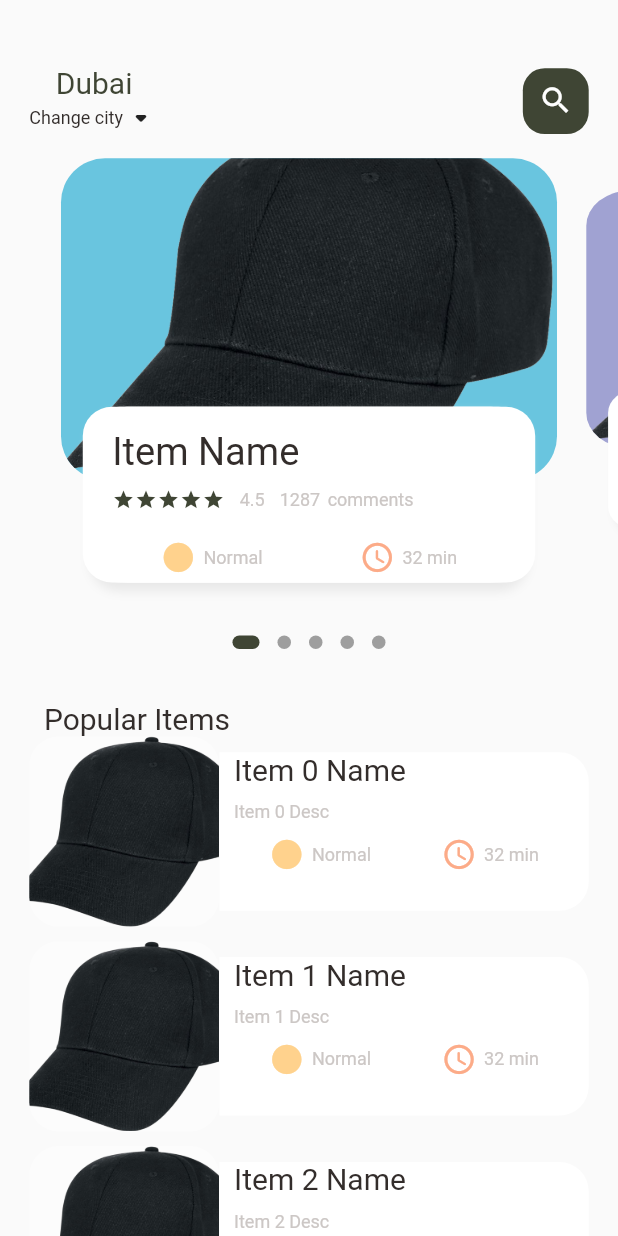
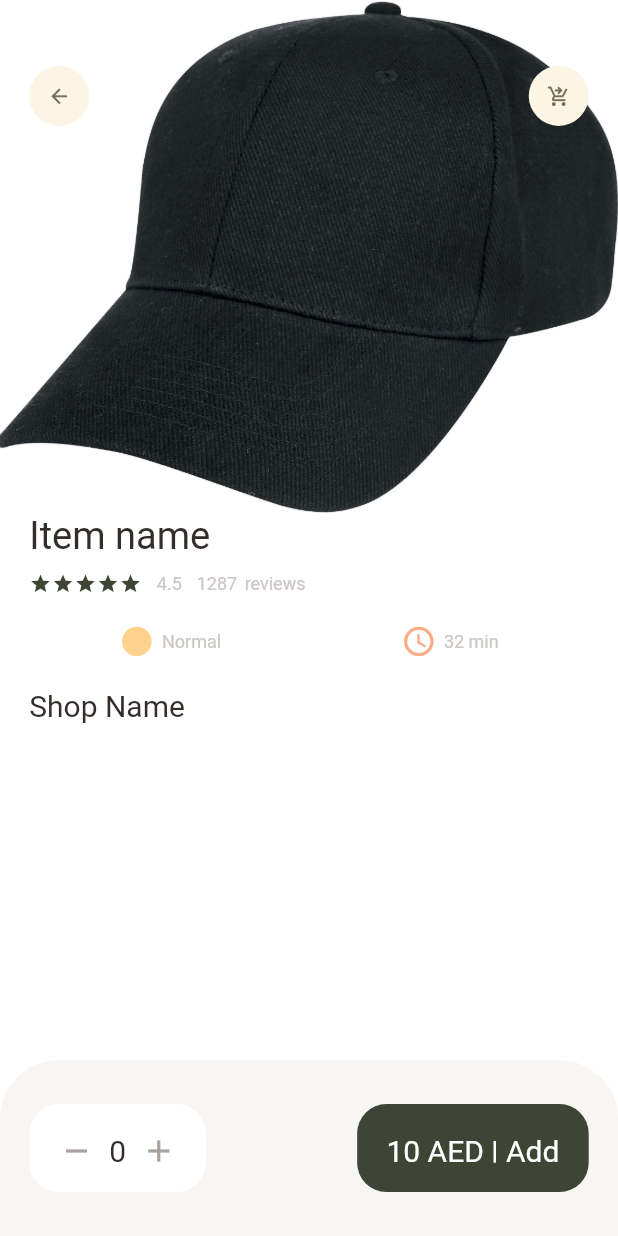
Before and after one commit to Hussain-Aziz/Mashghal, a Flutter app: the screen it shows after launch, on a phone screen of 412 x 824 dp. Run offline on Flutter 3.47's test engine with Material 2 defaults, Android fonts, the phone set to English and light mode, and no system bars; drawn by our look-alikes of dots_indicator; our stand-ins replace get.

Commit message:
add popular item detail

```diff
--- a/lib/main.dart
+++ b/lib/main.dart
@@ -18,7 +18,7 @@ class MyApp extends StatelessWidget {
         primarySwatch: Colors.blue,
       ),
       debugShowCheckedModeBanner: false,
-      home: MainItemPage()
+      home: PopularItemDetail(),
     );
   }
 }
--- a/lib/pages/home/main_item_page.dart
+++ b/lib/pages/home/main_item_page.dart
@@ -3,8 +3,6 @@ import 'package:flutter/material.dart';
 import 'package:mushaghal/pages/home/shop_items_body.dart';
 import 'package:mushaghal/utils/colors.dart';
 import 'package:mushaghal/utils/dimensions.dart';
-import 'package:mushaghal/widgets/big_text.dart';
-import 'package:mushaghal/widgets/small_text.dart';
 
 class MainItemPage extends StatefulWidget {
   const MainItemPage({Key? key}) : super(key: key);
@@ -30,13 +28,12 @@ class _MainItemPageState extends State<MainItemPage> {
                     //creates as much space between as possible
                     children: [
                       Column(
-                        children: [
-                          BigText(text: "Dubai", color: AppColors.mainColor,),
-                          Row(
-                            children: [
-                              SmallText(text: "Change city", color: AppColors.mainBlackColor),
-                              const Icon(Icons.arrow_drop_down_rounded)
-                            ],
+                        children: const [
+                          SizedBox(
+                            width: 160,
+                            height: 40,
+                            child: Image(image: AssetImage("assets/images/mushaghal_logo.png"),
+                            ),
                           ),
                         ],
                       ),
--- /dev/null
+++ b/lib/pages/items/popular_item_detail.dart
@@ -0,0 +1,115 @@
+import 'package:flutter/cupertino.dart';
+import 'package:flutter/material.dart';
+import 'package:mushaghal/widgets/app_column.dart';
+
+import '../../utils/colors.dart';
+import '../../utils/dimensions.dart';
+import '../../widgets/app_icon.dart';
+import '../../widgets/big_text.dart';
+import '../../widgets/icon_and_text_widget.dart';
+import '../../widgets/small_text.dart';
+
+class PopularItemDetail extends StatelessWidget {
+  const PopularItemDetail({Key? key}) : super(key: key);
+
+  @override
+  Widget build(BuildContext context) {
+    return Scaffold(
+        backgroundColor: Colors.white,
+        body: Stack(
+          children: [
+            Positioned(
+              left: 0,
+              right: 0,
+              child: Container(
+                height: Dimensions.popularItemImageSize,
+                decoration: const BoxDecoration(
+                    image: DecorationImage(
+                        fit: BoxFit.cover,
+                        image: AssetImage("assets/images/placeHolder.png")
+                    )
+                ),
+              ),
+            ),
+            Positioned(
+                left: Dimensions.l20,
+                right: Dimensions.l20,
+                top: Dimensions.l45,
+                child: Row(
+                  mainAxisAlignment: MainAxisAlignment.spaceBetween,
+                  children: const [
+                    AppIcon(icon: Icons.arrow_back),
+                    AppIcon(icon: Icons.shopping_cart_checkout_outlined),
+                  ],
+                )),
+            Positioned(
+                left: 0,
+                right: 0,
+                bottom: 0,
+                top: Dimensions.popularItemImageSize - Dimensions.l20,
+                child: Container(
+                  padding: EdgeInsets.all(Dimensions.l20),
+                  decoration: BoxDecoration(
+                      borderRadius: BorderRadius.only(
+                          topRight: Radius.circular(Dimensions.l20),
+                          topLeft: Radius.circular(Dimensions.l20)
+                      ),
+                  ),
+                  child: SingleChildScrollView(
+                    child: Column(
+                      crossAxisAlignment: CrossAxisAlignment.start,
+                      children: [
+                        AppColumn(text: "Item name"),
+                        SizedBox(height: Dimensions.l20),
+                        BigText(text: "Shop Name"),
+                        SizedBox(height: Dimensions.l20),
+                      ],
+                    ),
+                  ),
+                )
+            )
+          ],
+        ),
+        bottomNavigationBar: Container(
+          height: Dimensions.bottomBarHeight,
+          padding: EdgeInsets.symmetric(vertical: Dimensions.l30, horizontal: Dimensions.l20),
+          decoration: BoxDecoration(
+            color: AppColors.buttonBackgroundColor,
+            borderRadius: BorderRadius.only(
+              topLeft: Radius.circular(Dimensions.l40),
+              topRight: Radius.circular(Dimensions.l40),
+            ),
+          ),
+          child: Row(
+            mainAxisAlignment: MainAxisAlignment.spaceBetween,
+            children: [
+              Container(
+                padding: EdgeInsets.all(Dimensions.l20),
+                decoration: BoxDecoration(
+                  borderRadius: BorderRadius.circular(Dimensions.l20),
+                  color: Colors.white,
+                ),
+                child: Row(
+                  children: [
+                    const Icon(Icons.remove, color: AppColors.signColor),
+                    SizedBox(width: Dimensions.l10),
+                    BigText(text: "0"),
+                    SizedBox(width: Dimensions.l10),
+                    const Icon(Icons.add, color: AppColors.signColor),
+                  ],
+                ),
+              ),
+              Container(
+                  padding: EdgeInsets.all(Dimensions.l20),
+                  decoration: BoxDecoration(
+                    borderRadius: BorderRadius.circular(Dimensions.l20),
+                    color: AppColors.mainColor,
+                  ),
+                  child: BigText(text: "10 AED | Add", color: Colors.white,)
+              ),
+            ],
+          ),
+        )
+    );
+  }
+}
--- a/lib/widgets/app_column.dart
+++ b/lib/widgets/app_column.dart
@@ -29,7 +29,7 @@ class AppColumn extends StatelessWidget {
             const SizedBox(width: 10),
             SmallText(text: "1287"),
             const SizedBox(width: 5),
-            SmallText(text: "comments"),
+            SmallText(text: "reviews"),
           ],
         ),
         SizedBox(height: Dimensions.l20),
```
Also changed, not shown: pubspec.yaml (+3 -13 lines), pubspec.lock.
